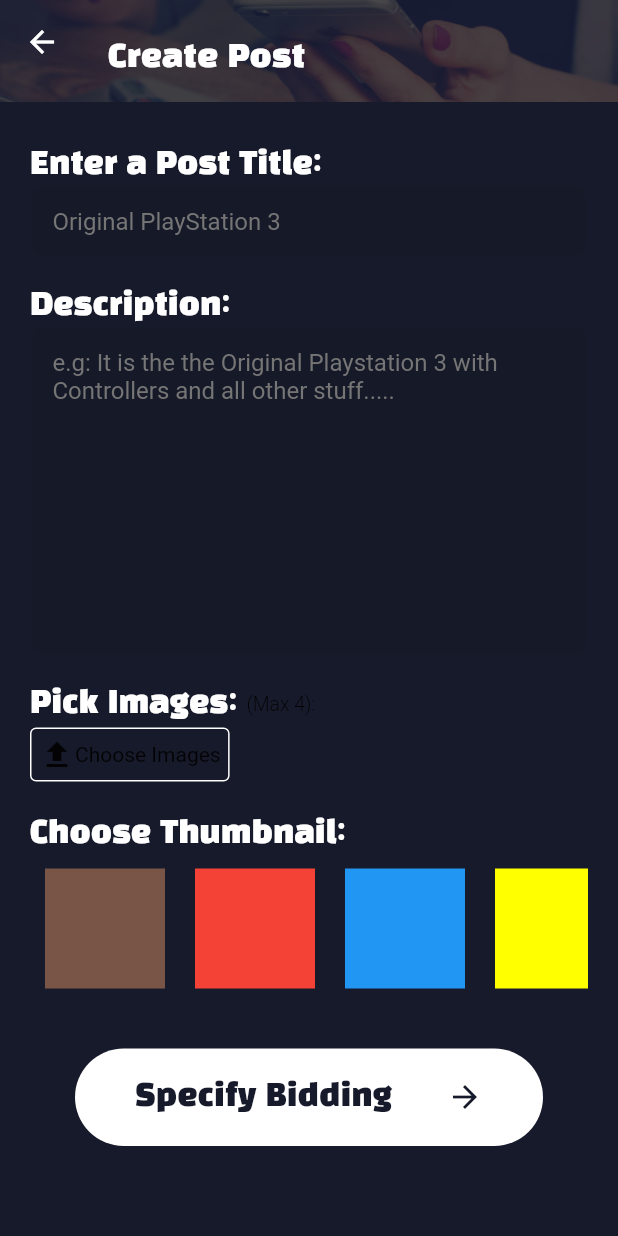
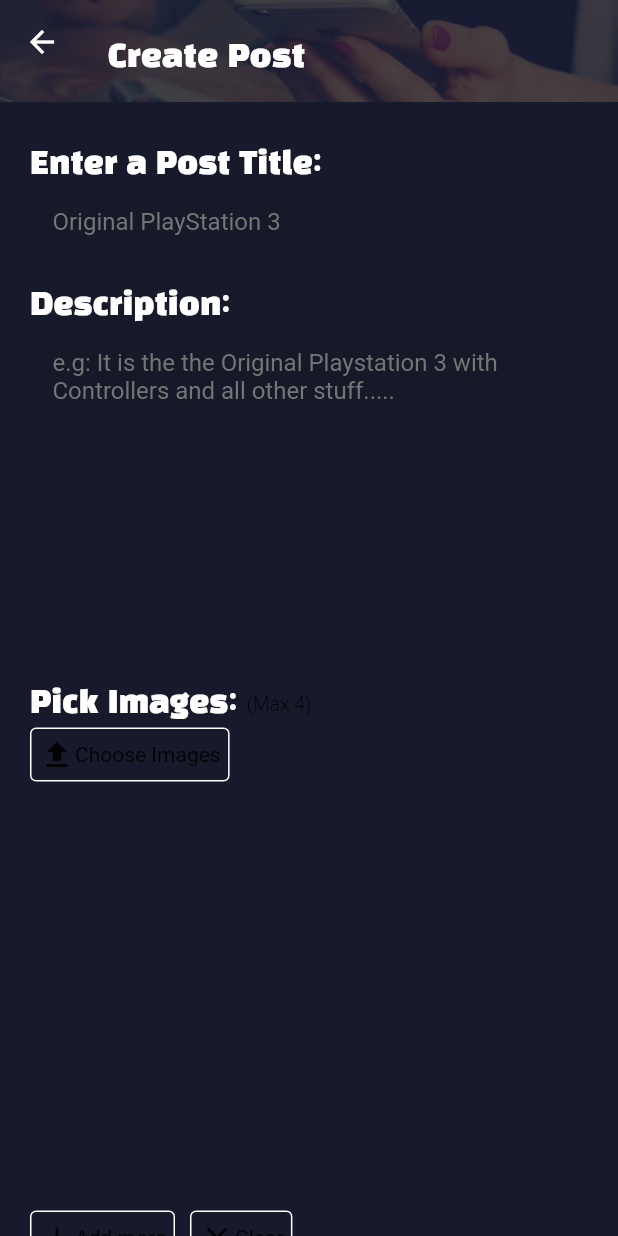
Before and after one commit to HamzaZahid29/AuctionPal, a Flutter app: the CreatePost screen opened by its route, scrolled down 132 dp, on a phone screen of 412 x 824 dp. Run offline on Flutter 3.47's test engine with Material 2 defaults, Android fonts, the phone set to English and light mode, and no system bars; our stand-ins replace animated_splash_screen, firebase_auth, firebase_core, get, google_nav_bar, image_picker and 3 more; accounts and stored records are empty; project files that could hold a hidden picture were left out.

Commit message:
Created Image picking mechanism and also added it to image selectable also create multiple and single image addition

```diff
--- a/lib/Screens/CreatingPost/CreatePost.dart
+++ b/lib/Screens/CreatingPost/CreatePost.dart
@@ -1,11 +1,13 @@
-import 'package:auctionpal/Screens/EmailPass.dart';
+import 'dart:io';
 import 'package:auctionpal/components/ChooseFromBottomSheet.dart';
 import 'package:auctionpal/components/NextBtn.dart';
+import 'package:auctionpal/components/PictureSelectable.dart';
 import 'package:auctionpal/components/SmallBtn.dart';
 import 'package:auctionpal/styles/AppFontStyles.dart';
 import 'package:auctionpal/styles/InputDecorations.dart';
 import 'package:auctionpal/styles/colors.dart';
 import 'package:flutter/material.dart';
+import 'package:image_picker/image_picker.dart';
 
 class CreatePost extends StatefulWidget {
   static String ID = 'CreatePost';
@@ -17,15 +19,33 @@ class CreatePost extends StatefulWidget {
 }
 
 class _CreatePostState extends State<CreatePost> {
+  void chooseMultiImage() async {
+    final tempselectedImagesList = await ImagePicker().pickMultiImage();
+    if (tempselectedImagesList.isNotEmpty) {
+      setState(() {
+        selectedImagesList.addAll(tempselectedImagesList);
+      });
+    }
+  }
+  void chooseSingleImage(ImageSource imageSource) async {
+    final tempselectedImage = await ImagePicker().pickImage(source: imageSource);
+    if (selectedImagesList.isNotEmpty) {
+      setState(() {
+        selectedImagesList.add(tempselectedImage!);
+      });
+    }
+  }
+  void clearList(){
+    setState(() {
+      selectedImagesList.clear();
+    });
+  }
+
+  late XFile selecteImage = XFile('');
+  late List<XFile> selectedImagesList = [];
+  int selected = 0;
   @override
   Widget build(BuildContext context) {
-    List<Color> colorlist = [
-      Colors.green,
-      Colors.red,
-      Colors.blue,
-      Colors.yellowAccent
-    ];
-    int selected = 0;
     return Scaffold(
       backgroundColor: appMainColor,
       body: CustomScrollView(
@@ -94,6 +114,38 @@ class _CreatePostState extends State<CreatePost> {
                       GestureDetector(
                         child: SmallBtn(Icons.upload, 'Choose Images'),
                         onTap: () {
+                          chooseMultiImage();
+                        },
+                      ),
+                    ],
+                  ),
+                  SizedBox(
+                    height: 20,
+                  ),
+                  Container(
+                    height: 250,
+                    child: GridView.builder(
+                      scrollDirection: Axis.horizontal,
+                      gridDelegate: SliverGridDelegateWithFixedCrossAxisCount(
+                        crossAxisCount: 2,
+                        crossAxisSpacing: 10.0, // Spacing between columns
+                        mainAxisSpacing: 10.0, // Spacing between rows
+                      ),
+                      itemCount: selectedImagesList.length,
+                      itemBuilder: (BuildContext context, int index) {
+                        return Container(
+                          height: 100,
+                          width: 100,
+                          child: Image.file(File(selectedImagesList[index].path), fit: BoxFit.cover,),
+                        );
+                      },
+                    ),
+                  ),
+                  SizedBox(height: 10,),
+                  Row(
+                    children: [
+                      GestureDetector(child: SmallBtn(Icons.add, 'Add more'),
+                      onTap: (){
                         showModalBottomSheet(
                             context: context,
                             backgroundColor: appMainColor,
@@ -102,8 +154,18 @@ class _CreatePostState extends State<CreatePost> {
                                     topRight: Radius.circular(20),
                                     topLeft: Radius.circular(20))),
                             builder: (context) {
-                                return ChooseFromBtmSheet();
+                              return ChooseFromBtmSheet(() {
+                                chooseSingleImage(ImageSource.gallery);
+                              }, () {
+                                chooseSingleImage(ImageSource.camera);
                               });
+                            });
+                      },
+                      ),
+                      SizedBox(width: 10,),
+                      GestureDetector(child: SmallBtn(Icons.close, 'Clear'),
+                      onTap: (){
+                        clearList();
                       },
                       ),
                     ],
@@ -115,32 +177,8 @@ class _CreatePostState extends State<CreatePost> {
                     'Choose Thumbnail: ',
                     style: medTextflyer,
                   ),
-                  SingleChildScrollView(
-                    scrollDirection: Axis.horizontal,
-                    child: Row(
-                      children: List.generate(4, (index) {
-                        return GestureDetector(
-                          onTap: () {
-                            setState(() {
-                              selected = index;
-                              print(selected);
-                            });
-                          },
-                          child: Padding(
-                            padding: EdgeInsets.all(10),
-                            child: Container(
-                              color: selected == index
-                                  ? Colors.brown
-                                  : colorlist[index],
-                              height: 80,
-                              width: 80,
-                            ),
-                          ),
-                        );
-                      }),
-                    ),
-                  ),
-                  NextBtn('Specify Bidding')
+                  PictureSelectable(selectedImagesList ,selected),
+                  NextBtn('Specify Details')
                 ],
               ),
             ),
--- a/pubspec.yaml
+++ b/pubspec.yaml
@@ -43,7 +43,7 @@ dependencies:
   provider:
   modal_progress_hud_nsn: ^0.4.0
   google_nav_bar: ^5.0.6
-
+  image_picker: ^1.0.4
 dev_dependencies:
   flutter_test:
     sdk: flutter
```
Also changed, not shown: lib/components/ChooseFromBottomSheet.dart (+11 -1 lines), lib/components/PictureSelectable.dart (added, +51 -0 lines), pubspec.lock, 5 other files. Lines whose indentation alone changed are shown as unchanged.
